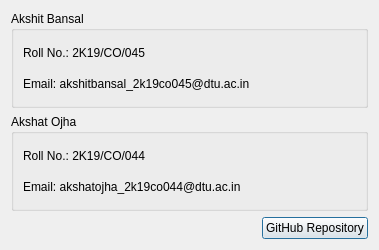
Qt form aboutdialog.ui (abansal755/Image-Editor) before a commit.
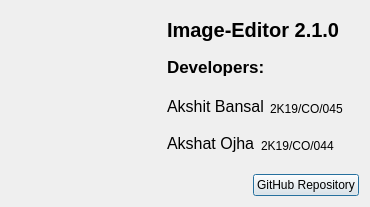
The same form after that commit. Icons and pictures are not drawn.

Commit message: modified about dialog

Patch:
```diff
--- a/aboutdialog.ui
+++ b/aboutdialog.ui
@@ -6,95 +6,209 @@
    <rect>
     <x>0</x>
     <y>0</y>
-    <width>379</width>
-    <height>239</height>
+    <width>370</width>
+    <height>207</height>
    </rect>
   </property>
   <property name="windowTitle">
    <string>About</string>
   </property>
-  <layout class="QVBoxLayout" name="verticalLayout_3">
+  <layout class="QVBoxLayout" name="verticalLayout_2">
    <item>
-    <widget class="QGroupBox" name="groupBox">
-     <property name="title">
-      <string>Akshit Bansal</string>
-     </property>
+    <layout class="QHBoxLayout" name="horizontalLayout_4">
+     <item>
+      <widget class="QLabel" name="label_5">
+       <property name="minimumSize">
+        <size>
+         <width>150</width>
+         <height>150</height>
+        </size>
+       </property>
+       <property name="maximumSize">
+        <size>
+         <width>150</width>
+         <height>150</height>
+        </size>
+       </property>
+       <property name="text">
+        <string/>
+       </property>
+       <property name="pixmap">
+        <pixmap resource="Resources.qrc">:/Icon/icon.png</pixmap>
+       </property>
+       <property name="scaledContents">
+        <bool>true</bool>
+       </property>
+      </widget>
+     </item>
+     <item>
      <layout class="QVBoxLayout" name="verticalLayout">
       <item>
        <widget class="QLabel" name="label">
-        <property name="minimumSize">
+         <property name="maximumSize">
          <size>
-          <width>0</width>
+           <width>16777215</width>
           <height>25</height>
          </size>
         </property>
+         <property name="font">
+          <font>
+           <pointsize>15</pointsize>
+           <weight>75</weight>
+           <bold>true</bold>
+          </font>
+         </property>
         <property name="text">
-         <string>Roll No.: 2K19/CO/045</string>
+          <string>Image-Editor 2.1.0</string>
+         </property>
+         <property name="textFormat">
+          <enum>Qt::AutoText</enum>
+         </property>
+         <property name="scaledContents">
+          <bool>false</bool>
         </property>
        </widget>
       </item>
       <item>
        <widget class="QLabel" name="label_2">
-        <property name="minimumSize">
+         <property name="maximumSize">
          <size>
-          <width>0</width>
+           <width>16777215</width>
           <height>25</height>
          </size>
         </property>
+         <property name="font">
+          <font>
+           <pointsize>13</pointsize>
+           <weight>75</weight>
+           <bold>true</bold>
+          </font>
+         </property>
         <property name="text">
-         <string>Email: akshitbansal_2k19co045@dtu.ac.in</string>
-        </property>
-       </widget>
-      </item>
-     </layout>
+          <string>Developers:</string>
+         </property>
     </widget>
    </item>
    <item>
-    <widget class="QGroupBox" name="groupBox_2">
-     <property name="sizePolicy">
-      <sizepolicy hsizetype="Preferred" vsizetype="Preferred">
-       <horstretch>0</horstretch>
-       <verstretch>0</verstretch>
-      </sizepolicy>
-     </property>
-     <property name="sizeIncrement">
-      <size>
-       <width>0</width>
-       <height>0</height>
-      </size>
-     </property>
-     <property name="title">
-      <string>Akshat Ojha</string>
-     </property>
-     <layout class="QVBoxLayout" name="verticalLayout_2">
+        <layout class="QHBoxLayout" name="horizontalLayout_3">
       <item>
        <widget class="QLabel" name="label_3">
-        <property name="minimumSize">
+           <property name="maximumSize">
          <size>
-          <width>0</width>
+             <width>16777215</width>
           <height>25</height>
          </size>
         </property>
+           <property name="font">
+            <font>
+             <pointsize>12</pointsize>
+             <weight>50</weight>
+             <italic>false</italic>
+             <bold>false</bold>
+             <underline>false</underline>
+             <stylestrategy>PreferDefault</stylestrategy>
+             <kerning>true</kerning>
+            </font>
+           </property>
         <property name="text">
-         <string>Roll No.: 2K19/CO/044</string>
-        </property>
-       </widget>
-      </item>
+            <string>Akshit Bansal</string>
+           </property>
+           <property name="alignment">
+            <set>Qt::AlignBottom|Qt::AlignLeading|Qt::AlignLeft</set>
+           </property>
+          </widget>
+         </item>
+         <item>
+          <widget class="QLabel" name="label_6">
+           <property name="maximumSize">
+            <size>
+             <width>16777215</width>
+             <height>25</height>
+            </size>
+           </property>
+           <property name="text">
+            <string>2K19/CO/045</string>
+           </property>
+           <property name="alignment">
+            <set>Qt::AlignBottom|Qt::AlignLeading|Qt::AlignLeft</set>
+           </property>
+          </widget>
+         </item>
+         <item>
+          <spacer name="horizontalSpacer_2">
+           <property name="orientation">
+            <enum>Qt::Horizontal</enum>
+           </property>
+           <property name="sizeHint" stdset="0">
+            <size>
+             <width>40</width>
+             <height>20</height>
+            </size>
+           </property>
+          </spacer>
+         </item>
+        </layout>
+       </item>
+       <item>
+        <layout class="QHBoxLayout" name="horizontalLayout_2">
+         <property name="spacing">
+          <number>6</number>
+         </property>
       <item>
        <widget class="QLabel" name="label_4">
-        <property name="minimumSize">
+           <property name="maximumSize">
          <size>
-          <width>0</width>
+             <width>16777215</width>
           <height>25</height>
          </size>
         </property>
+           <property name="font">
+            <font>
+             <pointsize>12</pointsize>
+            </font>
+           </property>
         <property name="text">
-         <string>Email: akshatojha_2k19co044@dtu.ac.in</string>
-        </property>
-       </widget>
-      </item>
-     </layout>
-    </widget>
+            <string>Akshat Ojha</string>
+           </property>
+           <property name="alignment">
+            <set>Qt::AlignBottom|Qt::AlignLeading|Qt::AlignLeft</set>
+           </property>
+          </widget>
+         </item>
+         <item>
+          <widget class="QLabel" name="label_7">
+           <property name="maximumSize">
+            <size>
+             <width>16777215</width>
+             <height>25</height>
+            </size>
+           </property>
+           <property name="text">
+            <string>2K19/CO/044</string>
+           </property>
+           <property name="alignment">
+            <set>Qt::AlignBottom|Qt::AlignLeading|Qt::AlignLeft</set>
+           </property>
+          </widget>
+         </item>
+         <item>
+          <spacer name="horizontalSpacer_3">
+           <property name="orientation">
+            <enum>Qt::Horizontal</enum>
+           </property>
+           <property name="sizeHint" stdset="0">
+            <size>
+             <width>40</width>
+             <height>20</height>
+            </size>
+           </property>
+          </spacer>
+         </item>
+        </layout>
+       </item>
+      </layout>
+     </item>
+    </layout>
    </item>
    <item>
     <spacer name="verticalSpacer">
@@ -103,7 +217,7 @@
      </property>
      <property name="sizeHint" stdset="0">
       <size>
-       <width>20</width>
+       <width>17</width>
        <height>0</height>
       </size>
      </property>
```
Left out of the diff: 4 changed lines with no effect on the pictures. Lines whose indentation alone changed are shown as unchanged. The commit also changes 5 other files.
